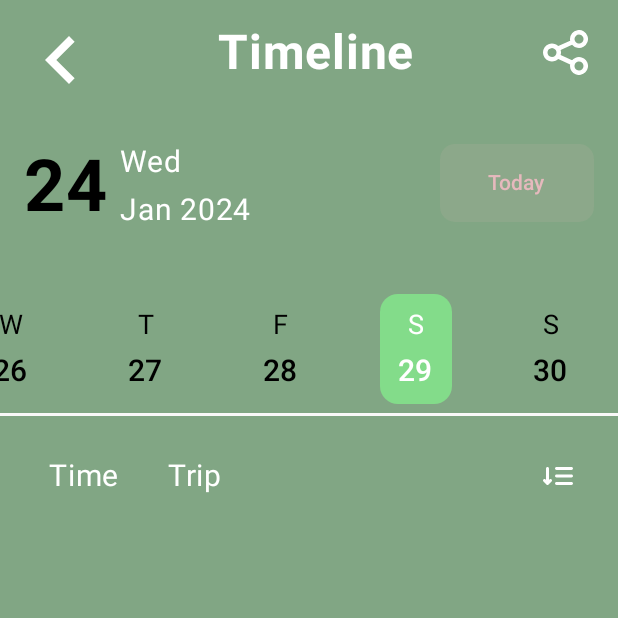
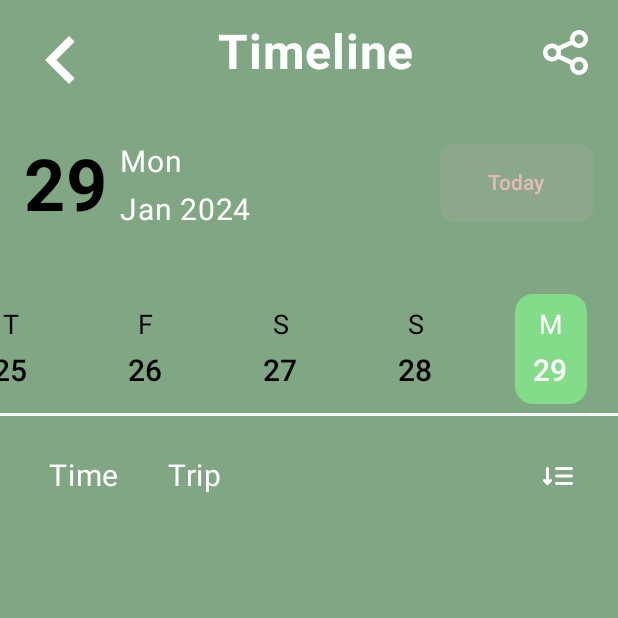
Before and after one commit to steveNguyen1206/RunRunRun, an Android app built with Jetpack Compose: the TimeLineScreen screen opened through its navigation route, tab 5 chosen, on a phone screen of 412 x 824 dp, the top half of it. Run offline under Robolectric (Android 15) with nearby library versions, the phone set to English and light mode, and no system bars; our stand-ins replace Dagger/Hilt's generated code, livedata-compose, window size class; libraries missing offline, so code that uses them is left out: coil.decode; pictures from the network do not load; 1 statement that could not run was skipped.

Commit message:
thuycute fix timeline screen

```diff
--- a/app/src/main/java/com/example/travlingfocus/data/OfflineTripsRepository.kt
+++ b/app/src/main/java/com/example/travlingfocus/data/OfflineTripsRepository.kt
@@ -14,4 +14,8 @@ class OfflineTripsRepository @Inject constructor
     override suspend fun deleteTrip(trip: Trip) = tripDao.delete(trip)
 
     override suspend fun updateTrip(trip: Trip) = tripDao.update(trip)
+
+    override fun getAllStartTime(): Flow<List<Long>> = tripDao.getAllStartTime()
+
+    override fun getTripInRange(startTime: Long, endTime: Long): Flow<List<Trip>> = tripDao.getTripInRange(startTime, endTime)
 }
--- a/app/src/main/java/com/example/travlingfocus/data/TripDao.kt
+++ b/app/src/main/java/com/example/travlingfocus/data/TripDao.kt
@@ -16,6 +16,9 @@ interface TripDao {
     @Query("SELECT * from trips WHERE id = :id")
     fun getTrip(id: Int): Flow<Trip>
 
+    @Query("SELECT startTime from trips")
+    fun getAllStartTime(): Flow<List<Long>>
+
     // Specify the conflict strategy as IGNORE, when the user tries to add an
     // existing Item into the database Room ignores the conflict.
     @Insert(onConflict = OnConflictStrategy.IGNORE)
@@ -23,7 +26,9 @@ interface TripDao {
 
     @Update
     suspend fun update(trip: Trip)
-
     @Delete
     suspend fun delete(trip: Trip)
+
+    @Query("SELECT * from trips WHERE startTime >= :startTime AND endTime <= :endTime")
+    fun getTripInRange(startTime: Long, endTime: Long): Flow<List<Trip>>
 }
--- a/app/src/main/java/com/example/travlingfocus/data/TripsRepository.kt
+++ b/app/src/main/java/com/example/travlingfocus/data/TripsRepository.kt
@@ -13,4 +13,8 @@ interface TripsRepository {
     suspend fun deleteTrip(trip: Trip)
 
     suspend fun updateTrip(trip: Trip)
+
+    fun getAllStartTime(): Flow<List<Long>>
+
+    fun getTripInRange(startTime: Long, endTime: Long): Flow<List<Trip>>
 }
--- a/app/src/main/java/com/example/travlingfocus/home/TripCreateViewModel.kt
+++ b/app/src/main/java/com/example/travlingfocus/home/TripCreateViewModel.kt
@@ -47,7 +47,7 @@ data class TripDetails (
     val completed: Boolean = false,
     val startTime: Date = Date(),
     val endTime: Date = Date(),
-    val duration: Float = 60000f,
+    val duration: Float = DEFAULT_TIMER_VALUE,
     val tag: String = ActivityTag.friend.name,
 )
 
--- a/app/src/main/java/com/example/travlingfocus/timline/TimeLineScreen.kt
+++ b/app/src/main/java/com/example/travlingfocus/timline/TimeLineScreen.kt
@@ -1,6 +1,7 @@
 package com.example.travlingfocus.timline
 
 import android.graphics.drawable.Icon
+import android.util.Log
 import androidx.compose.foundation.background
 import androidx.compose.foundation.border
 import androidx.compose.foundation.clickable
@@ -96,7 +97,8 @@ fun TimeLineScreen(
             content = {
                 TimlineContent(
                     timelineUiState = timelineUiState,
-                    modifier = Modifier.padding(it)
+                    modifier = Modifier.padding(it),
+                    updateCurrentDay = { viewModel.updateCurrentDay(it) }
                 )
             }
         )
@@ -107,11 +109,16 @@ fun TimeLineScreen(
 @Composable
 fun TimlineContent(
     timelineUiState: TimelineUiState,
-    modifier: Modifier = Modifier
+    modifier: Modifier = Modifier,
+    updateCurrentDay: (Date) -> Unit,
 ) {
     Column (
         modifier = modifier.fillMaxSize()
     ) {
+        val curDateOfMon = SimpleDateFormat("dd").format(timelineUiState.currentDay)
+        val curDateOfWek = SimpleDateFormat("EEE").format(timelineUiState.currentDay)
+        val curMonAndYear = SimpleDateFormat("MMM yyyy").format(timelineUiState.currentDay)
+        val curDayPair = Pair(curDateOfWek, curDateOfMon)
         Row(
             modifier = Modifier
                 .fillMaxWidth()
@@ -122,8 +129,9 @@ fun TimlineContent(
             Row(
                 modifier = Modifier.wrapContentSize()
             ){
+
                 Text(
-                    text = "24",
+                    text = curDateOfMon,
                     fontSize = 48.sp,
                     color = Color.Black,
                     fontWeight = FontWeight.Bold,
@@ -135,7 +143,7 @@ fun TimlineContent(
                 ) {
 
                     Text(
-                        text = "Wed",
+                        text = curDateOfWek,
                         fontSize = 20.sp,
                         color = MaterialTheme.colorScheme.onPrimary,
                         fontWeight = FontWeight.Normal,
@@ -143,7 +151,7 @@ fun TimlineContent(
                             .padding(bottom = 8.dp)
                     )
                     Text(
-                        text = "Jan 2024",
+                        text = curMonAndYear,
                         fontSize = 20.sp,
                         color = MaterialTheme.colorScheme.onPrimary,
                         fontWeight = FontWeight.Normal,
@@ -170,26 +178,36 @@ fun TimlineContent(
 
         }
 
-        val mockDate = listOf(
-            Pair("Mon", "24"),
-            Pair("Tue", "25"),
-            Pair("Wed", "26"),
-            Pair("Thu", "27"),
-            Pair("Fri", "28"),
-            Pair("Sat", "29"),
-            Pair("Sun", "30")
-        )
+
+        var allDays = timelineUiState.allStartDays.distinctBy { SimpleDateFormat("dd").format(Date(it)) }
+        // puls five days alter the last day to alldays (file elements)
+         val lastDay = if (!allDays.isEmpty()) allDays.last() else Date().time
+        for (i in 1..5){
+            allDays = allDays.plus(lastDay + ((24 * i * 3600000).toLong()))
+        }
+        val allPairDay = allDays.map {
+            val dateOfMon = SimpleDateFormat("dd").format(Date(it))
+            val dateOfWek = SimpleDateFormat("EEE").format(Date(it))
+            Pair(dateOfWek, dateOfMon)
+        }
 
         var selectedDateIndex by remember {
-            mutableStateOf(mockDate.indexOf(Pair("Wed", "26")))
+            mutableStateOf(allPairDay.size - 5)
         }
+
+//        Log.d("slected date index", selectedDateIndex.toString())
+//        Log.d("slected date", curDayPair.toString())
+//        Log.d("all days", allPairDay.toString())
 
         DateSelectionRow(
             modifier = Modifier
                 .fillMaxWidth(),
-            onChose = { selectedDateIndex = mockDate.indexOf(it) },
+            onChose = {
+                selectedDateIndex = allPairDay.indexOf(it)
+                updateCurrentDay(Date(allDays[selectedDateIndex]))
+                      },
             selectedIndex = selectedDateIndex,
-            list = mockDate
+            list = allPairDay
         )
 
         Row(
@@ -234,9 +252,9 @@ fun TimlineContent(
 
 
         LazyColumn(content = {
-            items(timelineUiState.tripLists.size) { index ->
+            items(timelineUiState.tripByDay.size) { index ->
                 Trip(
-                    trip = timelineUiState.tripLists[index],
+                    trip = timelineUiState.tripByDay[index],
                     onClick = { /*TODO*/ }
                 )
             }
--- a/app/src/main/java/com/example/travlingfocus/timline/TimeLineViewModel.kt
+++ b/app/src/main/java/com/example/travlingfocus/timline/TimeLineViewModel.kt
@@ -1,24 +1,54 @@
 package com.example.travlingfocus.timline
 
+import androidx.compose.runtime.mutableStateOf
 import androidx.lifecycle.ViewModel
 import androidx.lifecycle.viewModelScope
+import androidx.lifecycle.viewmodel.compose.viewModel
 import com.example.travlingfocus.data.Trip
 import com.example.travlingfocus.data.TripsRepository
 import com.example.travlingfocus.home.TripDetails
+import kotlinx.coroutines.flow.MutableStateFlow
 import kotlinx.coroutines.flow.SharingStarted
 import kotlinx.coroutines.flow.StateFlow
+import kotlinx.coroutines.flow.collect
+import kotlinx.coroutines.flow.combine
 import kotlinx.coroutines.flow.map
 import kotlinx.coroutines.flow.stateIn
+import kotlinx.coroutines.launch
+import java.time.LocalDateTime
+import java.time.LocalTime
+import java.time.ZoneId
+import java.util.Date
 
 class TimeLineViewModel(tripsRepository: TripsRepository) : ViewModel() {
-    val timelineUiState: StateFlow<TimelineUiState> =
-        tripsRepository.getAllTripsStrem().map { trip ->
-            TimelineUiState(trip)
-        }.stateIn(
-            scope = viewModelScope,
-            started = SharingStarted.WhileSubscribed(TIMEOUT_MILLIS),
-            initialValue = TimelineUiState()
+    private val _timelineUiState = MutableStateFlow(TimelineUiState())
+    val timelineUiState: StateFlow<TimelineUiState> = _timelineUiState
+
+    init {
+        viewModelScope.launch {
+                launch {
+                    tripsRepository.getAllTripsStrem().collect { trips ->
+                        _timelineUiState.value = _timelineUiState.value.copy(
+                            tripLists = trips,
+                            tripByDay = getTripByDay(_timelineUiState.value.currentDay, trips)
+                        )
+                    }
+                }
+                launch {
+                    tripsRepository.getAllStartTime().collect { startTimes ->
+                        _timelineUiState.value = _timelineUiState.value.copy(allStartDays = startTimes)
+                    }
+                }
+
+        }
+    }
+
+    fun updateCurrentDay (day: Date) {
+        _timelineUiState.value = _timelineUiState.value.copy(
+            currentDay = day, tripByDay = getTripByDay(day, _timelineUiState.value.tripLists)
         )
+    }
+
 
     companion object {
         private const val TIMEOUT_MILLIS = 5_000L
@@ -27,4 +57,28 @@ class TimeLineViewModel(tripsRepository: TripsRepository) : ViewModel() {
 
 data class TimelineUiState(
     val tripLists: List<Trip> = listOf(),
+    val currentDay: Date = Date(),
+    val allStartDays: List<Long> = listOf(),
+    val tripByDay: List<Trip> = getTripByDay(currentDay, tripLists),
 )
+
+fun getTripByDay(currentDay : Date, tripLists: List<Trip>): List<Trip> {
+    val startOfDay = getStartOfDayMillis(currentDay)
+    val endOfDay = getEndOfDayMillis(currentDay)
+    return tripLists.filter { trip ->
+        trip.startTime in startOfDay..endOfDay
+    }
+}
+fun getEndOfDayMillis(inputDate: Date): Long {
+    val instant = inputDate.toInstant()
+    val localDateTime = LocalDateTime.ofInstant(instant, ZoneId.systemDefault())
+    val endOfDay = localDateTime.toLocalDate().atTime(LocalTime.MAX)
+    return endOfDay.atZone(ZoneId.systemDefault()).toInstant().toEpochMilli()
+}
+
+fun getStartOfDayMillis(inputDate: Date): Long {
+    val instant = inputDate.toInstant()
+    val localDateTime = LocalDateTime.ofInstant(instant, ZoneId.systemDefault())
+    val startOfDay = localDateTime.toLocalDate().atTime(LocalTime.MIN)
+    return startOfDay.atZone(ZoneId.systemDefault()).toInstant().toEpochMilli()
+}
--- a/app/src/main/java/com/example/travlingfocus/ui/theme/Color.kt
+++ b/app/src/main/java/com/example/travlingfocus/ui/theme/Color.kt
@@ -22,3 +22,6 @@ val GrayText = Color(0xFF9E9E9E)
 val GrayContainer = Color(0xFFEFEFEF)
 val GrayDivider = Color(0xFFFAF9F9)
 val GrayTripContainer = Color(0xFFF6F6F5)
+val GrayCancel = Color(0xFFC6C6C6)
+
+val RedDanger = Color(0xFFD5656F)
```
Also changed, not shown: app/src/main/java/com/example/travlingfocus/composable/Timer.kt (+95 -6 lines).
